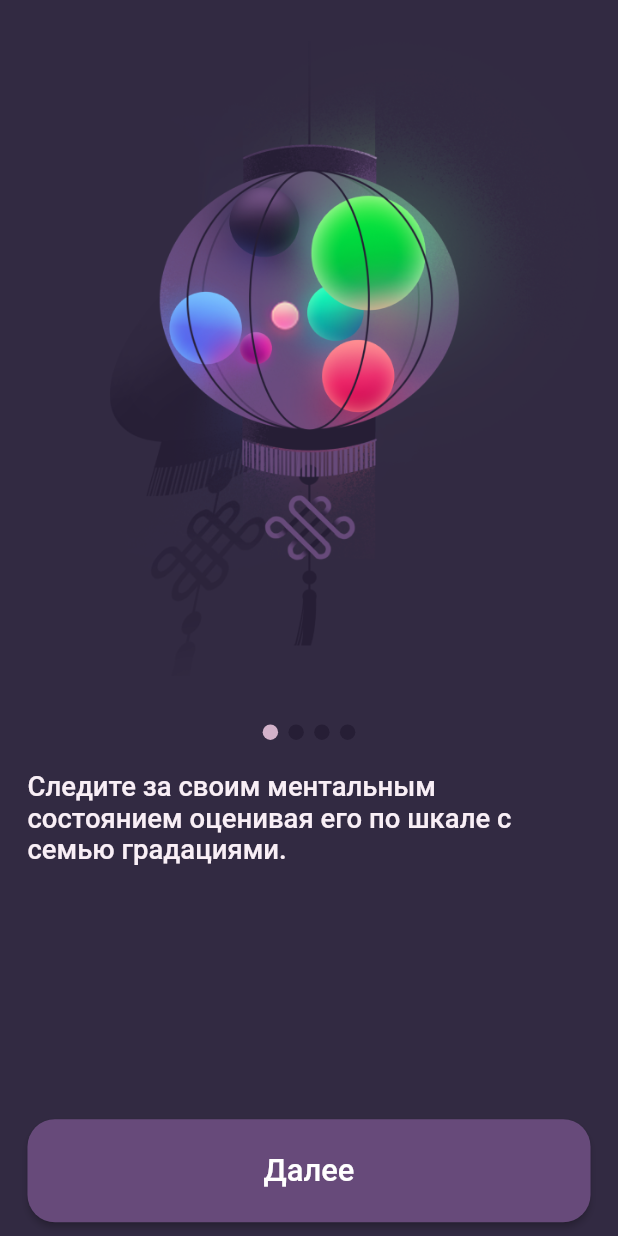
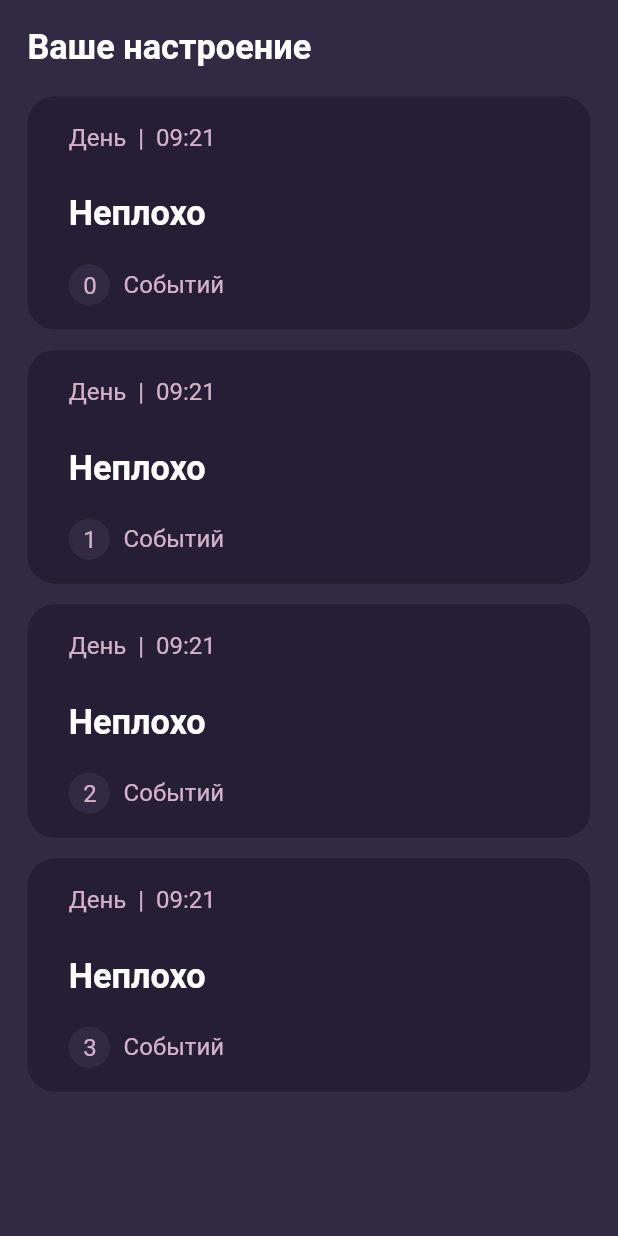
Before and after one commit to fedosovmu/mind_tracker, a Flutter app: the screen it shows after launch, on a phone screen of 412 x 824 dp. Run offline on Flutter 3.47's test engine with Material 2 defaults, Android fonts, the phone set to English and light mode, and no system bars.

Commit message:
Гтов протатип экрана с оценками настроения

```diff
--- a/lib/src/app.dart
+++ b/lib/src/app.dart
@@ -1,5 +1,6 @@
 import 'package:flutter/material.dart';
 import 'package:flutter/services.dart';
+import 'package:mind_tracker/src/views/ui/main_screen.dart';
 import 'views/utils/app_theme.dart';
 import 'views/ui/onboarding_screen.dart';
 import 'views/ui/mood_assessment_screen.dart';
@@ -17,8 +18,9 @@ class MindTrackerApp extends StatelessWidget {
       debugShowCheckedModeBanner: false,
       title: 'Flutter Demo',
       theme: AppTheme,
-      home: OnboardingScreen(1),
+      //home: OnboardingScreen(1),
       //home: MoodAssessmentScreen(showSkipButton: false),
+      home: MainScreen(),
     );
   }
 }
--- a/lib/src/views/ui/main_screen.dart
+++ b/lib/src/views/ui/main_screen.dart
@@ -0,0 +1,96 @@
+import 'package:flutter/material.dart';
+import '../utils/widget_data.dart';
+import '../utils/metrics.dart';
+
+
+class MainScreen extends StatelessWidget with WidgetData {
+  @override
+  Widget build(BuildContext context) {
+    setWidgetName('mainScreen');
+    return Scaffold(
+      appBar: AppBar(
+        title: Text(
+          content['title'],
+          style: textStyles['title'],
+        ),
+        toolbarHeight: dp(56),
+        titleSpacing: dp(16),
+      ),
+      body: ListView(
+        children: List.generate(4, (index) => _buildMoodAssessmentCard(index+1)),
+      )
+    );
+  }
+
+  Widget _buildMoodAssessmentCard(mood) {
+    final _textStyles = textStyles['moodAssessmentCard'];
+    final _colors = colors['moodAssessmentCard'];
+    return Container(
+      margin: EdgeInsets.only(left: dp(16), right: dp(16), bottom: dp(12)),
+      width: double.infinity,
+      height: dp(136),
+      child: Stack(
+        children: [
+          Container(
+            alignment: Alignment.topLeft,
+            //color: Colors.red,
+            margin: EdgeInsets.only(top: dp(16), left: dp(24), bottom: dp(14)),
+            child: Column(
+              crossAxisAlignment: CrossAxisAlignment.start,
+              children: [
+                Container(
+                  height: dp(41),
+                  child: Text(
+                    'День  |  09:21',
+                    style: _textStyles['dayTime'],
+                  ),
+                ),
+                Container(
+                  height: dp(41),
+                  child: Text(
+                      'Неплохо',
+                    style: _textStyles['mood'],
+                  ),
+                ),
+                Expanded(
+                  child: Container(
+                    //color: Colors.blue,
+                    child: Row(
+                      children: [
+                        Container(
+                          width: dp(24),
+                          height: dp(24),
+                          padding: EdgeInsets.only(left: dp(8.5), top: dp(4)),
+                          child: Text(
+                            '${mood-1}',
+                            style: _textStyles['events'],
+                          ),
+                          decoration: BoxDecoration(
+                            color: _colors['eventCountCircle'],
+                            shape: BoxShape.circle,
+                          ),
+                        ),
+                        SizedBox(
+                          width: dp(8),
+                        ),
+                        Text(
+                          'Событий',
+                          style: _textStyles['events'],
+                        ),
+                      ],
+                    ),
+                  ),
+                )
+              ]
+            ),
+          ),
+        ],
+      ),
+      decoration: BoxDecoration(
+        color: _colors['background'],
+        borderRadius: BorderRadius.all(Radius.circular(dp(16))),
+      ),
+    );
+  }
+
+}
--- a/lib/src/views/ui/mood_assessment_screen.dart
+++ b/lib/src/views/ui/mood_assessment_screen.dart
@@ -19,7 +19,7 @@ class MoodAssessmentScreen extends StatefulWidget {
 class _MoodAssessmentScreenState extends State<MoodAssessmentScreen> with WidgetData {
   _MoodAssessmentScreenState(showSkipButton) {
     _showSkipButton = showSkipButton;
-    setData('moodAssessmentScreen');
+    setWidgetName('moodAssessmentScreen');
   }
   bool _showSkipButton;
   double _currentSliderValue = 4;
@@ -33,7 +33,6 @@ class _MoodAssessmentScreenState extends State<MoodAssessmentScreen> with Widget
           content['headerText'],
           style: textStyles['title'],
         ),
-        elevation: 0,
         titleSpacing: 0,
         toolbarHeight: dp(56),
         leading: IconButton(
--- a/lib/src/views/ui/onboarding_screen.dart
+++ b/lib/src/views/ui/onboarding_screen.dart
@@ -11,7 +11,7 @@ class OnboardingScreen extends StatelessWidget with WidgetData {
   var _screenNumber;
   OnboardingScreen (int screen) {
     this._screenNumber = screen;
-    setData('onboardingScreen');
+    setWidgetName('onboardingScreen');
   }
 
   void goToNextScreen(BuildContext context) {
--- a/lib/src/views/utils/app_colors.dart
+++ b/lib/src/views/utils/app_colors.dart
@@ -30,17 +30,18 @@ class AppColors {
     } as dynamic,
   };
 
-  static final appTheme = {
-    'backgroundColor': _designColors['Purple']['Dark'],
-  };
+  static final widgetsData = {
+    'appTheme': {
+      'background': _designColors['Purple']['Dark'],
+      'accent':_designColors['MainColors']['CTA'],
+    } as dynamic,
 
-  static final textColors = {
-    'white': _designColors['White'],
-    'silverWhite': _designColors['SilverWhite'],
-    'purpleLight': _designColors['Purple']['Light'],
-  };
+    'text': {
+      'white': _designColors['White'],
+      'silverWhite': _designColors['SilverWhite'],
+      'purpleLight': _designColors['Purple']['Light'],
+    } as dynamic,
 
-  static final widgetsData = {
     'onboardingScreen': {
       'circle': _designColors['Purple']['SuperDark'],
       'activeCircle': _designColors['Purple']['Light'],
@@ -61,5 +62,12 @@ class AppColors {
       } as dynamic,
       'sliderScaleNeutral': Color(0xFF322A42)
     },
+
+    'mainScreen': {
+      'moodAssessmentCard': {
+        'background': _designColors['Purple']['SuperDark'],
+        'eventCountCircle': _designColors['Purple']['Dark'],
+      }
+    } as dynamic,
   };
 }
--- a/lib/src/views/utils/app_content.dart
+++ b/lib/src/views/utils/app_content.dart
@@ -43,5 +43,9 @@ class AppContent {
       'assessButtonText': 'Оценить',
       'skipButtonText': 'Пропустить',
     } as dynamic,
+
+    'mainScreen': {
+      'title': 'Ваше настроение'
+    } as dynamic,
   };
 }
--- a/lib/src/views/utils/app_text_styles.dart
+++ b/lib/src/views/utils/app_text_styles.dart
@@ -4,7 +4,7 @@ import 'app_colors.dart';
 
 
 class AppTextStyles {
-  static final _textColors = AppColors.textColors;
+  static final _textColors = AppColors.widgetsData['text'];
   static final _defaultTextColor = _textColors['white'];
   static const _fontFamily = 'Roboto';
 
@@ -63,6 +63,17 @@ class AppTextStyles {
           fontWeight: FontWeight.w500),
       'moodAssessorSecondary': _designStyles['Basic'].copyWith(
           color: _textColors['purpleLight']),
-    } as dynamic
+    } as dynamic,
+
+    'mainScreen': {
+      'title': _designStyles['Title H1'],
+      'moodAssessmentCard': {
+        'dayTime': _designStyles['Basic'].copyWith(
+            color: _textColors['purpleLight']),
+        'mood': _designStyles['Title H1'],
+        'events': _designStyles['Basic'].copyWith(
+            color: _textColors['purpleLight']),
+      } as dynamic,
+    },
   };
 }
--- a/lib/src/views/utils/app_theme.dart
+++ b/lib/src/views/utils/app_theme.dart
@@ -1,9 +1,16 @@
 import 'package:flutter/material.dart';
 import 'app_colors.dart';
+import 'metrics.dart';
 
 
+final colors = AppColors.widgetsData['appTheme'];
 final AppTheme  = ThemeData(
+  appBarTheme: AppBarTheme(
+    color: colors['background'],
+    elevation: 0,
+  ),
+  accentColor: colors['accent'],
   brightness: Brightness.dark,
-  primaryColor: AppColors.appTheme['backgroundColor'],
-  scaffoldBackgroundColor: AppColors.appTheme['backgroundColor'],
+  primaryColor: colors['background'],
+  scaffoldBackgroundColor: colors['background'],
 );
--- a/lib/src/views/utils/widget_data.dart
+++ b/lib/src/views/utils/widget_data.dart
@@ -10,7 +10,7 @@ mixin WidgetData {
   var colors;
   var textStyles;
 
-  void setData(String widgetName) {
+  void setWidgetName(String widgetName) {
     content = AppContent.widgetsData[widgetName];
     colors = AppColors.widgetsData[widgetName];
     textStyles = AppTextStyles.widgetsData[widgetName];
```
